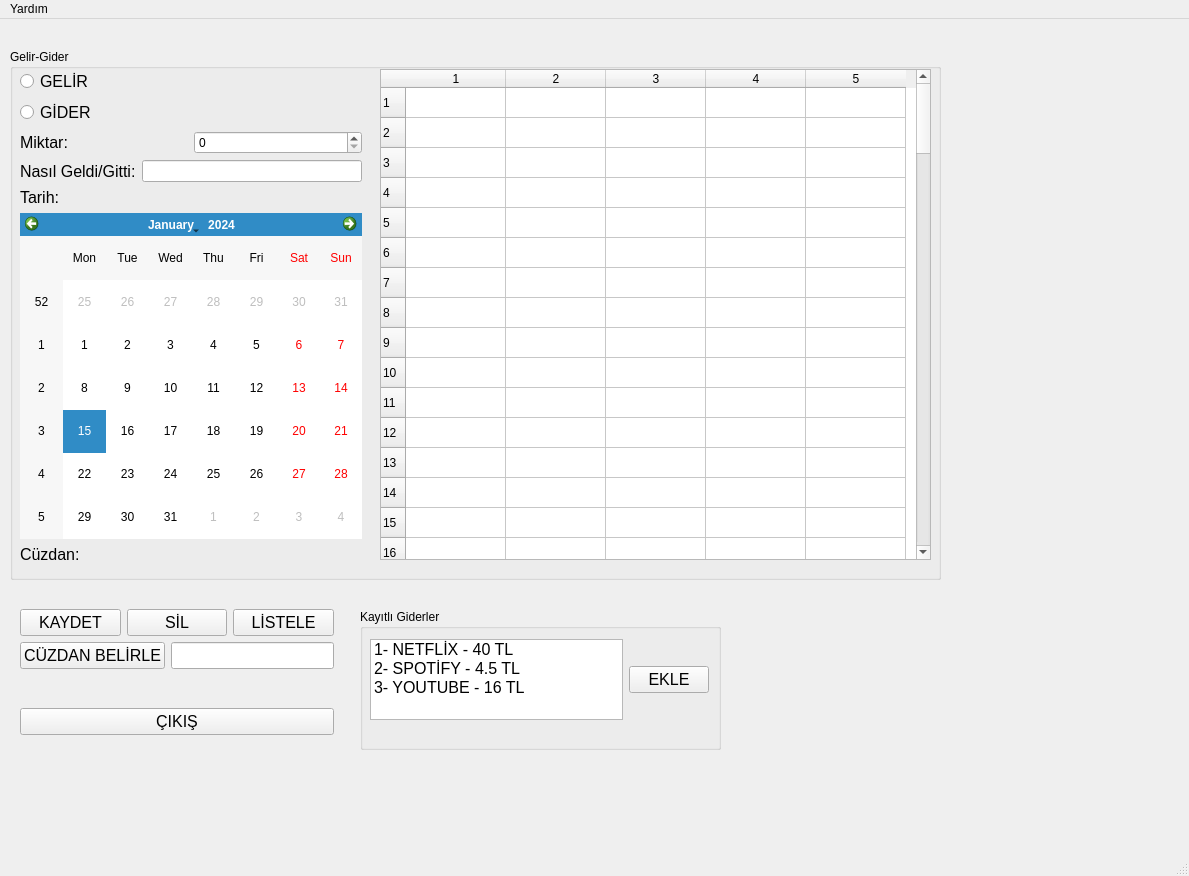
cihanayindi/IncomeExpenseProject, file GelirGiderProje/GelirGiderUI.ui: the form before one commit.
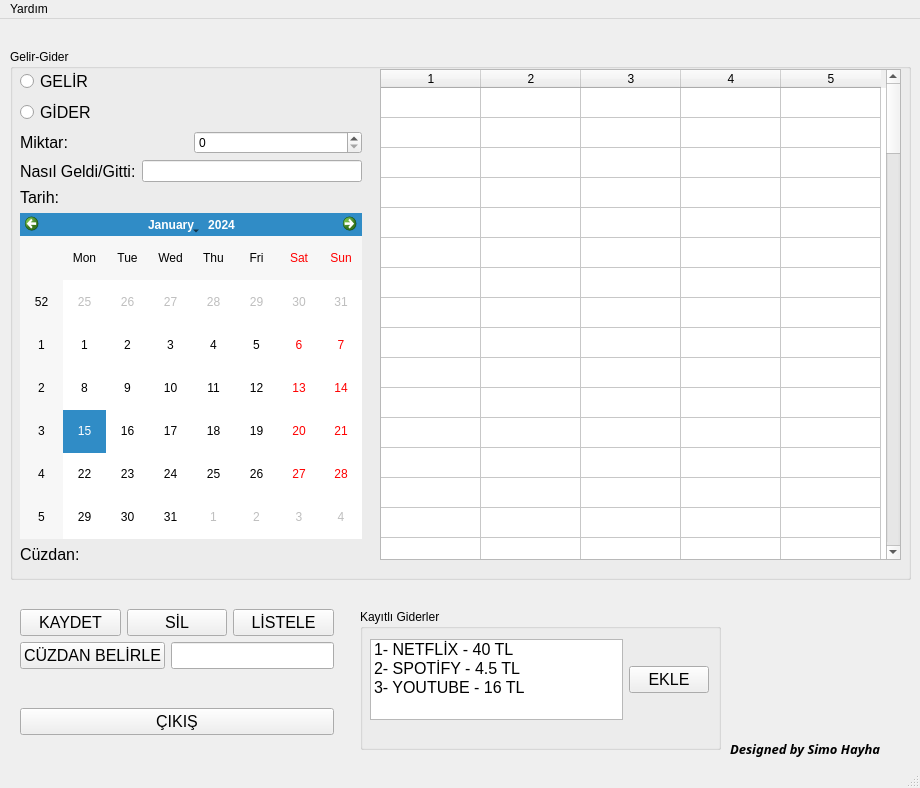
The form after the commit.

```diff
--- a/GelirGiderProje/GelirGiderUI.ui
+++ b/GelirGiderProje/GelirGiderUI.ui
@@ -6,8 +6,8 @@
    <rect>
     <x>0</x>
     <y>0</y>
-    <width>1189</width>
-    <height>876</height>
+    <width>920</width>
+    <height>788</height>
    </rect>
   </property>
   <property name="windowTitle">
@@ -19,7 +19,7 @@
      <rect>
       <x>10</x>
       <y>30</y>
-      <width>931</width>
+      <width>901</width>
       <height>531</height>
      </rect>
     </property>
@@ -31,7 +31,7 @@
       <rect>
        <x>370</x>
        <y>20</y>
-       <width>551</width>
+       <width>521</width>
        <height>491</height>
       </rect>
      </property>
@@ -41,6 +41,12 @@
      <property name="columnCount">
       <number>5</number>
      </property>
+     <attribute name="verticalHeaderVisible">
+      <bool>false</bool>
+     </attribute>
+     <attribute name="verticalHeaderHighlightSections">
+      <bool>true</bool>
+     </attribute>
      <row/>
      <row/>
      <row/>
@@ -451,23 +457,45 @@
      </item>
     </layout>
    </widget>
+   <widget class="QLabel" name="label">
+    <property name="geometry">
+     <rect>
+      <x>730</x>
+      <y>720</y>
+      <width>181</width>
+      <height>20</height>
+     </rect>
+    </property>
+    <property name="font">
+     <font>
+      <family>Papyrus</family>
+      <pointsize>10</pointsize>
+      <weight>75</weight>
+      <italic>true</italic>
+      <bold>true</bold>
+     </font>
+    </property>
+    <property name="text">
+     <string>Designed by Simo Hayha</string>
+    </property>
+   </widget>
   </widget>
   <widget class="QMenuBar" name="menubar">
    <property name="geometry">
     <rect>
      <x>0</x>
      <y>0</y>
-     <width>1189</width>
+     <width>920</width>
      <height>21</height>
     </rect>
    </property>
-   <widget class="QMenu" name="menuYard_m">
+   <widget class="QMenu" name="menuYardim">
     <property name="title">
      <string>Yardım</string>
     </property>
     <addaction name="actionHakk_nda"/>
    </widget>
-   <addaction name="menuYard_m"/>
+   <addaction name="menuYardim"/>
   </widget>
   <widget class="QStatusBar" name="statusbar"/>
   <action name="actionHakk_nda">
```
